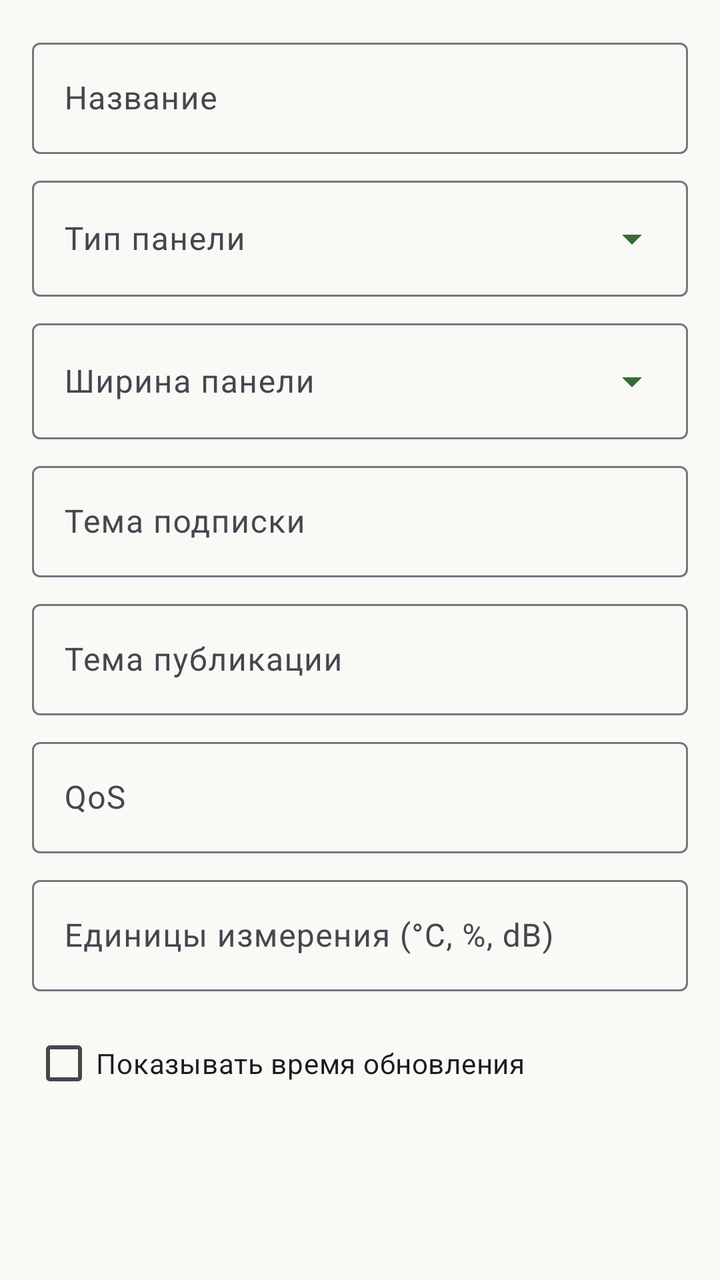
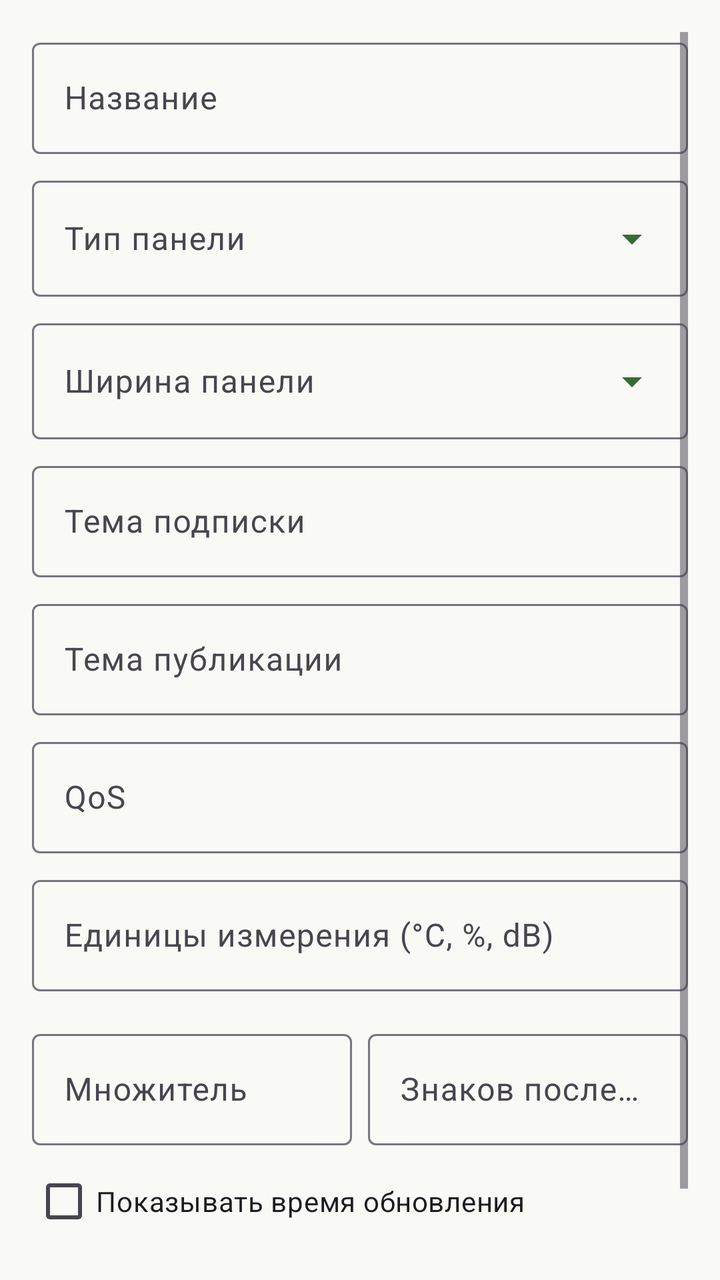

Before-and-after screenshots of an Android layout around one commit, followed by the original layout XML and the change that was made.
<!-- AndroidManifest.xml: application theme Theme.MQTTPanel -->
<!-- res/layout/dialog_panel.xml -->
<?xml version="1.0" encoding="utf-8"?>
<ScrollView xmlns:android="http://schemas.android.com/apk/res/android"
    xmlns:app="http://schemas.android.com/apk/res-auto"
    android:layout_width="match_parent"
    android:layout_height="wrap_content"
    android:padding="16dp">

    <LinearLayout
        android:layout_width="match_parent"
        android:layout_height="wrap_content"
        android:orientation="vertical">

        <com.google.android.material.textfield.TextInputLayout
            android:layout_width="match_parent"
            android:layout_height="wrap_content"
            android:hint="@string/panel_name">

            <com.google.android.material.textfield.TextInputEditText
                android:id="@+id/et_name"
                android:layout_width="match_parent"
                android:layout_height="wrap_content"
                android:inputType="text" />

        </com.google.android.material.textfield.TextInputLayout>

        <com.google.android.material.textfield.TextInputLayout
            android:layout_width="match_parent"
            android:layout_height="wrap_content"
            android:layout_marginTop="8dp"
            android:hint="@string/panel_type">

            <com.google.android.material.textfield.TextInputEditText
                android:id="@+id/et_type"
                android:layout_width="match_parent"
                android:layout_height="wrap_content"
                android:inputType="text"
                android:focusable="false"
                android:clickable="true"
                android:cursorVisible="false"
                android:drawableEnd="@drawable/ic_dropdown"
                android:drawablePadding="8dp" />

        </com.google.android.material.textfield.TextInputLayout>

        <com.google.android.material.textfield.TextInputLayout
            android:layout_width="match_parent"
            android:layout_height="wrap_content"
            android:layout_marginTop="8dp"
            android:hint="@string/field_span">

            <com.google.android.material.textfield.TextInputEditText
                android:id="@+id/et_span"
                android:layout_width="match_parent"
                android:layout_height="wrap_content"
                android:inputType="text"
                android:focusable="false"
                android:clickable="true"
                android:cursorVisible="false"
                android:drawableEnd="@drawable/ic_dropdown"
                android:drawablePadding="8dp" />

        </com.google.android.material.textfield.TextInputLayout>

        
        <com.google.android.material.textfield.TextInputLayout
            android:id="@+id/layout_topic_sub"
            android:layout_width="match_parent"
            android:layout_height="wrap_content"
            android:layout_marginTop="8dp"
            android:hint="@string/field_topic_sub">

            <com.google.android.material.textfield.TextInputEditText
                android:id="@+id/et_topic_sub"
                android:layout_width="match_parent"
                android:layout_height="wrap_content"
                android:inputType="text" />

        </com.google.android.material.textfield.TextInputLayout>

        <com.google.android.material.textfield.TextInputLayout
            android:id="@+id/layout_topic_pub"
            android:layout_width="match_parent"
            android:layout_height="wrap_content"
            android:layout_marginTop="8dp"
            android:hint="@string/field_topic_pub">

            <com.google.android.material.textfield.TextInputEditText
                android:id="@+id/et_topic_pub"
                android:layout_width="match_parent"
                android:layout_height="wrap_content"
                android:inputType="text" />

        </com.google.android.material.textfield.TextInputLayout>

        
        <com.google.android.material.textfield.TextInputLayout
            android:id="@+id/layout_json_path"
            android:layout_width="match_parent"
            android:layout_height="wrap_content"
            android:layout_marginTop="8dp"
            android:hint="@string/field_json_path"
            android:visibility="gone">

            <com.google.android.material.textfield.TextInputEditText
                android:id="@+id/et_json_path"
                android:layout_width="match_parent"
                android:layout_height="wrap_content"
                android:inputType="text" />

        </com.google.android.material.textfield.TextInputLayout>

        
        <com.google.android.material.textfield.TextInputLayout
            android:id="@+id/layout_topic_sensor"
            android:layout_width="match_parent"
            android:layout_height="wrap_content"
            android:layout_marginTop="8dp"
            android:hint="@string/field_sensor"
            android:visibility="gone">

            <com.google.android.material.textfield.TextInputEditText
                android:id="@+id/et_topic_sensor"
                android:layout_width="match_parent"
                android:layout_height="wrap_content"
                android:inputType="number"
                android:focusable="false"
                android:clickable="true" />

        </com.google.android.material.textfield.TextInputLayout>

        <com.google.android.material.button.MaterialButton
            android:id="@+id/btn_pick_sensor"
            style="?attr/materialButtonOutlinedStyle"
            android:layout_width="match_parent"
            android:layout_height="wrap_content"
            android:layout_marginTop="4dp"
            android:text="@string/field_pick_sensor"
            android:visibility="gone" />

        <com.google.android.material.button.MaterialButton
            android:id="@+id/btn_add_all_sensors"
            style="?attr/materialButtonOutlinedStyle"
            android:layout_width="match_parent"
            android:layout_height="wrap_content"
            android:layout_marginTop="4dp"
            android:text="@string/add_all_sensors"
            android:visibility="gone" />

        
        <com.google.android.material.textfield.TextInputLayout
            android:id="@+id/layout_history_period"
            android:layout_width="match_parent"
            android:layout_height="wrap_content"
            android:layout_marginTop="8dp"
            android:hint="@string/field_history_period"
            android:visibility="gone">

            <com.google.android.material.textfield.TextInputEditText
                android:id="@+id/et_history_period"
                android:layout_width="match_parent"
                android:layout_height="wrap_content"
                android:inputType="text"
                android:focusable="false"
                android:clickable="true" />

        </com.google.android.material.textfield.TextInputLayout>

        <com.google.android.material.textfield.TextInputLayout
            android:layout_width="match_parent"
            android:layout_height="wrap_content"
            android:layout_marginTop="8dp"
            android:hint="@string/qos">

            <com.google.android.material.textfield.TextInputEditText
                android:id="@+id/et_qos"
                android:layout_width="match_parent"
                android:layout_height="wrap_content"
                android:inputType="number" />

        </com.google.android.material.textfield.TextInputLayout>

        
        <com.google.android.material.textfield.TextInputLayout
            android:id="@+id/layout_unit"
            android:layout_width="match_parent"
            android:layout_height="wrap_content"
            android:layout_marginTop="8dp"
            android:hint="@string/field_unit_suffix">

            <com.google.android.material.textfield.TextInputEditText
                android:id="@+id/et_unit"
                android:layout_width="match_parent"
                android:layout_height="wrap_content"
                android:inputType="text" />

        </com.google.android.material.textfield.TextInputLayout>

        
        <HorizontalScrollView
            android:id="@+id/unit_presets_scroll"
            android:layout_width="match_parent"
            android:layout_height="wrap_content"
            android:layout_marginTop="4dp"
            android:scrollbars="none">

            <LinearLayout
                android:id="@+id/unit_presets_row"
                android:layout_width="wrap_content"
                android:layout_height="wrap_content"
                android:orientation="horizontal"
                android:paddingVertical="2dp" />

        </HorizontalScrollView>

        <com.google.android.material.checkbox.MaterialCheckBox
            android:id="@+id/cb_show_time"
            android:layout_width="match_parent"
            android:layout_height="wrap_content"
            android:layout_marginTop="4dp"
            android:text="@string/field_show_time" />

        
        <LinearLayout
            android:id="@+id/layout_color_range"
            android:layout_width="match_parent"
            android:layout_height="wrap_content"
            android:layout_marginTop="12dp"
            android:orientation="vertical"
            android:visibility="gone">

            <TextView
                android:layout_width="match_parent"
                android:layout_height="wrap_content"
                android:text="@string/color_range_title"
                android:textSize="14sp"
                android:textStyle="bold" />

            <LinearLayout
                android:layout_width="match_parent"
                android:layout_height="wrap_content"
                android:layout_marginTop="6dp"
                android:orientation="horizontal">

                <LinearLayout
                    android:layout_width="0dp"
                    android:layout_height="wrap_content"
                    android:layout_weight="1"
                    android:gravity="center"
                    android:orientation="vertical">

                    <View
                        android:id="@+id/dot_color_min"
                        android:layout_width="32dp"
                        android:layout_height="32dp" />

                    <TextView
                        android:layout_width="wrap_content"
                        android:layout_height="wrap_content"
                        android:text="@string/color_range_min"
                        android:textSize="10sp" />
                </LinearLayout>

                <LinearLayout
                    android:layout_width="0dp"
                    android:layout_height="wrap_content"
                    android:layout_weight="1"
                    android:gravity="center"
                    android:orientation="vertical">

                    <View
                        android:id="@+id/dot_color_mid"
                        android:layout_width="32dp"
                        android:layout_height="32dp" />

                    <TextView
                        android:layout_width="wrap_content"
                        android:layout_height="wrap_content"
                        android:text="@string/color_range_mid"
                        android:textSize="10sp" />
                </LinearLayout>

                <LinearLayout
                    android:layout_width="0dp"
                    android:layout_height="wrap_content"
                    android:layout_weight="1"
                    android:gravity="center"
                    android:orientation="vertical">

                    <View
                        android:id="@+id/dot_color_max"
                        android:layout_width="32dp"
                        android:layout_height="32dp" />

                    <TextView
                        android:layout_width="wrap_content"
                        android:layout_height="wrap_content"
                        android:text="@string/color_range_max"
                        android:textSize="10sp" />
                </LinearLayout>

            </LinearLayout>

            <com.google.android.material.button.MaterialButton
                android:id="@+id/btn_color_clear"
                style="?attr/materialButtonOutlinedStyle"
                android:layout_width="wrap_content"
                android:layout_height="wrap_content"
                android:layout_gravity="end"
                android:layout_marginTop="4dp"
                android:text="@string/color_range_clear"
                android:textSize="12sp" />

            <TextView
                android:layout_width="match_parent"
                android:layout_height="wrap_content"
                android:layout_marginTop="2dp"
                android:text="@string/color_range_hint"
                android:textSize="10sp"
                android:textColor="?android:attr/textColorSecondary" />

        </LinearLayout>

        
        <LinearLayout
            android:id="@+id/layout_switch"
            android:layout_width="match_parent"
            android:layout_height="wrap_content"
            android:orientation="vertical"
            android:visibility="gone">

            <com.google.android.material.textfield.TextInputLayout
                android:layout_width="match_parent"
                android:layout_height="wrap_content"
                android:layout_marginTop="8dp"
                android:hint="@string/widget_default_on">

                <com.google.android.material.textfield.TextInputEditText
                    android:id="@+id/et_on"
                    android:layout_width="match_parent"
                    android:layout_height="wrap_content"
                    android:inputType="text" />

            </com.google.android.material.textfield.TextInputLayout>

            <com.google.android.material.textfield.TextInputLayout
                android:layout_width="match_parent"
                android:layout_height="wrap_content"
                android:layout_marginTop="8dp"
                android:hint="@string/widget_default_off">

                <com.google.android.material.textfield.TextInputEditText
                    android:id="@+id/et_off"
                    android:layout_width="match_parent"
                    android:layout_height="wrap_content"
                    android:inputType="text" />

            </com.google.android.material.textfield.TextInputLayout>

        </LinearLayout>

        
        <LinearLayout
            android:id="@+id/layout_slider"
            android:layout_width="match_parent"
            android:layout_height="wrap_content"
            android:orientation="horizontal"
            android:visibility="gone">

            <com.google.android.material.textfield.TextInputLayout
                android:layout_width="0dp"
                android:layout_height="wrap_content"
                android:layout_weight="1"
                android:layout_marginTop="8dp"
                android:layout_marginEnd="4dp"
                android:hint="@string/widget_min">

                <com.google.android.material.textfield.TextInputEditText
                    android:id="@+id/et_min"
                    android:layout_width="match_parent"
                    android:layout_height="wrap_content"
                    android:inputType="numberDecimal" />

            </com.google.android.material.textfield.TextInputLayout>

            <com.google.android.material.textfield.TextInputLayout
                android:layout_width="0dp"
                android:layout_height="wrap_content"
                android:layout_weight="1"
                android:layout_marginTop="8dp"
                android:layout_marginStart="4dp"
                android:hint="@string/widget_max">

                <com.google.android.material.textfield.TextInputEditText
                    android:id="@+id/et_max"
                    android:layout_width="match_parent"
                    android:layout_height="wrap_content"
                    android:inputType="numberDecimal" />

            </com.google.android.material.textfield.TextInputLayout>

        </LinearLayout>

        
        <com.google.android.material.textfield.TextInputLayout
            android:id="@+id/layout_button"
            android:layout_width="match_parent"
            android:layout_height="wrap_content"
            android:layout_marginTop="8dp"
            android:hint="@string/widget_payload"
            android:visibility="gone">

            <com.google.android.material.textfield.TextInputEditText
                android:id="@+id/et_payload"
                android:layout_width="match_parent"
                android:layout_height="wrap_content"
                android:inputType="text" />

        </com.google.android.material.textfield.TextInputLayout>

        
        <LinearLayout
            android:id="@+id/layout_chart"
            android:layout_width="match_parent"
            android:layout_height="wrap_content"
            android:orientation="vertical"
            android:visibility="gone">

            <com.google.android.material.textfield.TextInputLayout
                android:layout_width="match_parent"
                android:layout_height="wrap_content"
                android:layout_marginTop="8dp"
                android:hint="@string/widget_points">

                <com.google.android.material.textfield.TextInputEditText
                    android:id="@+id/et_points"
                    android:layout_width="match_parent"
                    android:layout_height="wrap_content"
                    android:inputType="number" />

            </com.google.android.material.textfield.TextInputLayout>

            <LinearLayout
                android:id="@+id/chart_color_row"
                android:layout_width="match_parent"
                android:layout_height="wrap_content"
                android:layout_marginTop="8dp"
                android:gravity="center_vertical"
                android:orientation="horizontal">

                <TextView
                    android:layout_width="0dp"
                    android:layout_height="wrap_content"
                    android:layout_weight="1"
                    android:text="@string/chart_color"
                    android:textSize="14sp" />

                
                <LinearLayout
                    android:id="@+id/chart_colors"
                    android:layout_width="wrap_content"
                    android:layout_height="wrap_content"
                    android:orientation="horizontal" />

            </LinearLayout>

            <com.google.android.material.checkbox.MaterialCheckBox
                android:id="@+id/cb_show_scale"
                android:layout_width="match_parent"
                android:layout_height="wrap_content"
                android:layout_marginTop="4dp"
                android:text="@string/chart_show_scale" />

        </LinearLayout>

        
        <LinearLayout
            android:id="@+id/layout_multi"
            android:layout_width="match_parent"
            android:layout_height="wrap_content"
            android:orientation="vertical"
            android:visibility="gone">

            <TextView
                android:layout_width="match_parent"
                android:layout_height="wrap_content"
                android:layout_marginTop="12dp"
                android:text="@string/series_title"
                android:textSize="14sp"
                android:textStyle="bold" />

            <LinearLayout
                android:id="@+id/series_container"
                android:layout_width="match_parent"
                android:layout_height="wrap_content"
                android:orientation="vertical" />

            <com.google.android.material.button.MaterialButton
                android:id="@+id/btn_add_series"
                style="?attr/materialButtonOutlinedStyle"
                android:layout_width="match_parent"
                android:layout_height="wrap_content"
                android:layout_marginTop="4dp"
                android:text="@string/series_add" />

        </LinearLayout>

    </LinearLayout>

</ScrollView>
<!-- resources referenced by this layout -->
<resources>
  <!-- drawable ic_dropdown (drawable) -->
  <vector xmlns:android="http://schemas.android.com/apk/res/android"
      android:width="24dp"
      android:height="24dp"
      android:viewportWidth="24"
      android:viewportHeight="24"
      android:tint="?attr/colorPrimary">
      <path
          android:fillColor="@android:color/white"
          android:pathData="M7,10l5,5 5,-5z" />
  </vector>
  <string name="add_all_sensors">Добавить все датчики разом</string>
  <string name="chart_color">Цвет линии</string>
  <string name="chart_show_scale">Показывать шкалу</string>
  <string name="color_range_clear">Сбросить цвета</string>
  <string name="color_range_hint">Диапазон — значения Мин/Макс панели. Промежуточные значения — плавный переход цветов. Тап по кружку — выбор цвета, «Сбросить» — выключить</string>
  <string name="color_range_max">макс</string>
  <string name="color_range_mid">середина</string>
  <string name="color_range_min">мин</string>
  <string name="color_range_title">Цвет по значению</string>
  <string name="field_history_period">Период истории</string>
  <string name="field_json_path">JSON-путь (например $.light.value.value, пусто — весь payload)</string>
  <string name="field_pick_sensor">Выбрать датчик</string>
  <string name="field_sensor">Датчик (ID)</string>
  <string name="field_show_time">Показывать время обновления</string>
  <string name="field_span">Ширина панели</string>
  <string name="field_topic_pub">Тема публикации</string>
  <string name="field_topic_sub">Тема подписки</string>
  <string name="field_unit_suffix">Единицы измерения (°C, %, dB)</string>
  <string name="panel_name">Название</string>
  <string name="panel_type">Тип панели</string>
  <string name="qos">QoS</string>
  <string name="series_add">Добавить серию</string>
  <string name="series_title">Серии графика</string>
  <string name="widget_default_off">Знач. выкл</string>
  <string name="widget_default_on">Знач. вкл</string>
  <string name="widget_max">Макс</string>
  <string name="widget_min">Мин</string>
  <string name="widget_payload">Текст кнопки</string>
  <string name="widget_points">Точки графика</string>
  <style name="Theme.MQTTPanel" parent="Theme.Material3.Light.NoActionBar">
          <item name="colorPrimary">@color/md_theme_primary</item>
          <item name="colorOnPrimary">@color/md_theme_onPrimary</item>
          <item name="colorPrimaryContainer">@color/md_theme_primaryContainer</item>
          <item name="colorSecondary">@color/md_theme_secondary</item>
          <item name="colorOnSecondary">@color/md_theme_onSecondary</item>
          <item name="colorSecondaryContainer">@color/md_theme_secondaryContainer</item>
          <item name="android:colorBackground">@color/md_theme_surface</item>
          <item name="colorSurface">@color/md_theme_surface</item>
          <item name="colorOnSurface">@color/md_theme_onSurface</item>
          <item name="colorError">@color/md_theme_error</item>
          <item name="android:statusBarColor">?attr/colorPrimaryContainer</item>
      </style>
  <color name="md_theme_primary">#386A36</color>
  <color name="md_theme_onPrimary">#FFFFFF</color>
  <color name="md_theme_primaryContainer">#B9F3B2</color>
  <color name="md_theme_secondary">#54634F</color>
  <color name="md_theme_onSecondary">#FFFFFF</color>
  <color name="md_theme_secondaryContainer">#D7E8CF</color>
  <color name="md_theme_surface">#F9FAF6</color>
  <color name="md_theme_onSurface">#191C1A</color>
  <color name="md_theme_error">#BA1A1A</color>
</resources>

<!-- the commit's change to res/layout/dialog_panel.xml (unified diff, before → after) -->
@@ -212,12 +212,59 @@
 
         </HorizontalScrollView>
 
+        
+        <LinearLayout
+            android:id="@+id/layout_factor_precision"
+            android:layout_width="match_parent"
+            android:layout_height="wrap_content"
+            android:layout_marginTop="8dp"
+            android:orientation="horizontal">
+
+            <com.google.android.material.textfield.TextInputLayout
+                android:layout_width="0dp"
+                android:layout_height="wrap_content"
+                android:layout_weight="1"
+                android:layout_marginEnd="4dp"
+                android:hint="@string/field_factor">
+
+                <com.google.android.material.textfield.TextInputEditText
+                    android:id="@+id/et_factor"
+                    android:layout_width="match_parent"
+                    android:layout_height="wrap_content"
+                    android:inputType="numberDecimal" />
+
+            </com.google.android.material.textfield.TextInputLayout>
+
+            <com.google.android.material.textfield.TextInputLayout
+                android:layout_width="0dp"
+                android:layout_height="wrap_content"
+                android:layout_weight="1"
+                android:layout_marginStart="4dp"
+                android:hint="@string/field_decimals">
+
+                <com.google.android.material.textfield.TextInputEditText
+                    android:id="@+id/et_decimals"
+                    android:layout_width="match_parent"
+                    android:layout_height="wrap_content"
+                    android:inputType="number" />
+
+            </com.google.android.material.textfield.TextInputLayout>
+
+        </LinearLayout>
+
         <com.google.android.material.checkbox.MaterialCheckBox
             android:id="@+id/cb_show_time"
             android:layout_width="match_parent"
             android:layout_height="wrap_content"
             android:layout_marginTop="4dp"
             android:text="@string/field_show_time" />
+
+        
+        <com.google.android.material.checkbox.MaterialCheckBox
+            android:id="@+id/cb_retained"
+            android:layout_width="match_parent"
+            android:layout_height="wrap_content"
+            android:text="@string/field_retained" />
 
         
         <LinearLayout
@@ -401,21 +448,87 @@
         </LinearLayout>
 
         
-        <com.google.android.material.textfield.TextInputLayout
+        <LinearLayout
+            android:id="@+id/layout_slider_opts"
+            android:layout_width="match_parent"
+            android:layout_height="wrap_content"
+            android:orientation="vertical"
+            android:visibility="gone">
+
+            <com.google.android.material.textfield.TextInputLayout
+                android:layout_width="match_parent"
+                android:layout_height="wrap_content"
+                android:layout_marginTop="8dp"
+                android:hint="@string/widget_step">
+
+                <com.google.android.material.textfield.TextInputEditText
+                    android:id="@+id/et_step"
+                    android:layout_width="match_parent"
+                    android:layout_height="wrap_content"
+                    android:inputType="numberDecimal" />
+
+            </com.google.android.material.textfield.TextInputLayout>
+
+            <com.google.android.material.checkbox.MaterialCheckBox
+                android:id="@+id/cb_slider_vertical"
+                android:layout_width="match_parent"
+                android:layout_height="wrap_content"
+                android:layout_marginTop="4dp"
+                android:text="@string/widget_slider_vertical" />
+
+        </LinearLayout>
+
+        
+        <LinearLayout
             android:id="@+id/layout_button"
             android:layout_width="match_parent"
             android:layout_height="wrap_content"
-            android:layout_marginTop="8dp"
-            android:hint="@string/widget_payload"
-            android:visibility="gone">
-
-            <com.google.android.material.textfield.TextInputEditText
-                android:id="@+id/et_payload"
-                android:layout_width="match_parent"
-                android:layout_height="wrap_content"
-                android:inputType="text" />
-
-        </com.google.android.material.textfield.TextInputLayout>
+            android:orientation="vertical"
+            android:visibility="gone">
+
+            <com.google.android.material.textfield.TextInputLayout
+                android:layout_width="match_parent"
+                android:layout_height="wrap_content"
+                android:layout_marginTop="8dp"
+                android:hint="@string/widget_payload">
+
+                <com.google.android.material.textfield.TextInputEditText
+                    android:id="@+id/et_payload"
+                    android:layout_width="match_parent"
+                    android:layout_height="wrap_content"
+                    android:inputType="text" />
+
+            </com.google.android.material.textfield.TextInputLayout>
+
+            <com.google.android.material.textfield.TextInputLayout
+                android:layout_width="match_parent"
+                android:layout_height="wrap_content"
+                android:layout_marginTop="8dp"
+                android:hint="@string/widget_release_payload">
+
+                <com.google.android.material.textfield.TextInputEditText
+                    android:id="@+id/et_release_payload"
+                    android:layout_width="match_parent"
+                    android:layout_height="wrap_content"
+                    android:inputType="text" />
+
+            </com.google.android.material.textfield.TextInputLayout>
+
+            <com.google.android.material.textfield.TextInputLayout
+                android:layout_width="match_parent"
+                android:layout_height="wrap_content"
+                android:layout_marginTop="8dp"
+                android:hint="@string/widget_repeat_interval">
+
+                <com.google.android.material.textfield.TextInputEditText
+                    android:id="@+id/et_repeat_interval"
+                    android:layout_width="match_parent"
+                    android:layout_height="wrap_content"
+                    android:inputType="number" />
+
+            </com.google.android.material.textfield.TextInputLayout>
+
+        </LinearLayout>
 
         
         <LinearLayout
<!-- resource entries referenced after the edit -->
@@ -20,9 +20,12 @@
   <string name="color_range_mid">середина</string>
   <string name="color_range_min">мин</string>
   <string name="color_range_title">Цвет по значению</string>
+  <string name="field_decimals">Знаков после запятой</string>
+  <string name="field_factor">Множитель</string>
   <string name="field_history_period">Период истории</string>
   <string name="field_json_path">JSON-путь (например $.light.value.value, пусто — весь payload)</string>
   <string name="field_pick_sensor">Выбрать датчик</string>
+  <string name="field_retained">Retained</string>
   <string name="field_sensor">Датчик (ID)</string>
   <string name="field_show_time">Показывать время обновления</string>
   <string name="field_span">Ширина панели</string>
@@ -40,6 +43,10 @@
   <string name="widget_min">Мин</string>
   <string name="widget_payload">Текст кнопки</string>
   <string name="widget_points">Точки графика</string>
+  <string name="widget_release_payload">Payload при отпускании</string>
+  <string name="widget_repeat_interval">Повтор, мс (0 — без повтора)</string>
+  <string name="widget_slider_vertical">Вертикальный слайдер</string>
+  <string name="widget_step">Шаг</string>
   <style name="Theme.MQTTPanel" parent="Theme.Material3.Light.NoActionBar">
           <item name="colorPrimary">@color/md_theme_primary</item>
           <item name="colorOnPrimary">@color/md_theme_onPrimary</item>
